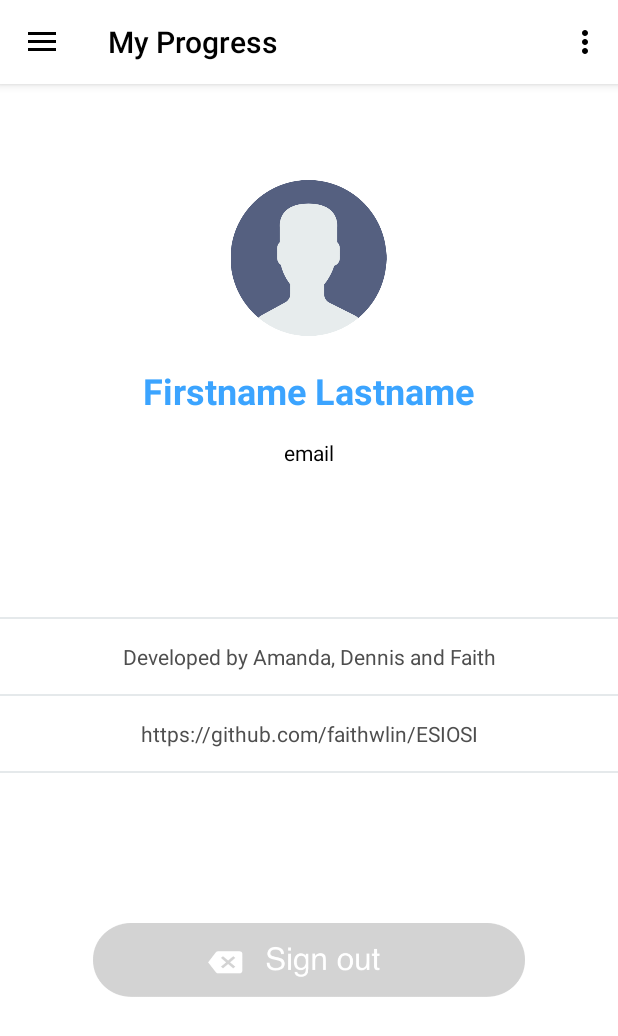
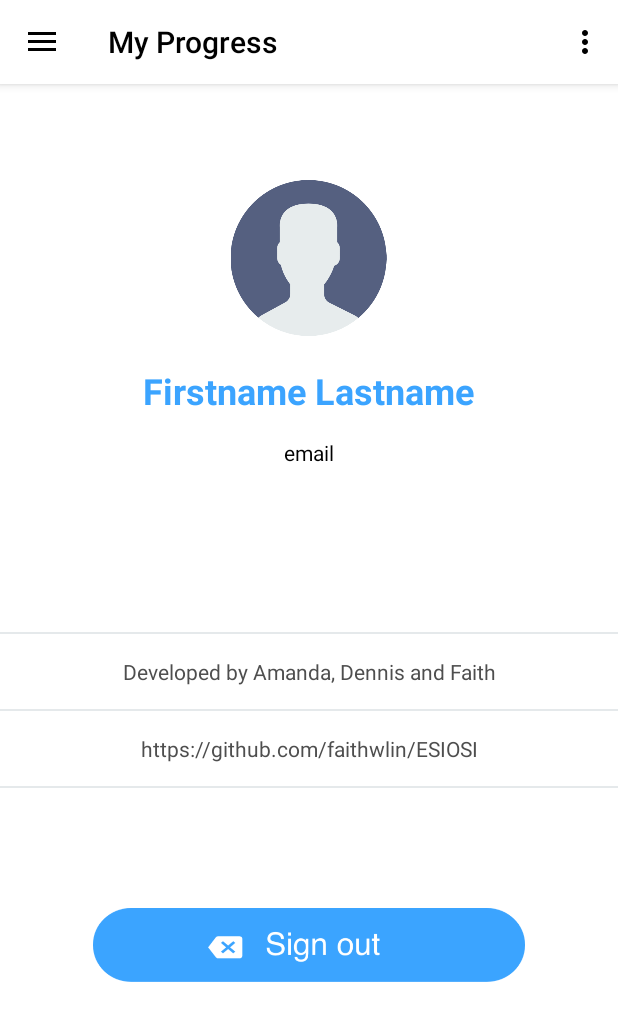
Before and after one commit to faithwlin/ESIOSI, an Android app: the Progress screen opened directly, with no data from a screen before it, on a phone screen of 412 x 824 dp. Shown: the top 1036 px of the screen. Run offline under Robolectric (Android 15) with nearby library versions, the phone set to English and light mode, and no system bars.

Commit message:
profile layout

```diff
--- a/app/src/main/res/layout/activity_profile.xml
+++ b/app/src/main/res/layout/activity_profile.xml
@@ -49,7 +49,7 @@
             android:visibility="visible" />
 
         <View
-            android:layout_marginTop="100dp"
+            android:layout_marginTop="110dp"
             android:layout_width="match_parent"
             android:layout_height="1dp"
             android:background="@color/lightGrey"/>
@@ -83,7 +83,7 @@
             android:layout_width="288dp"
             android:layout_height="49dp"
             android:layout_gravity="center"
-            android:layout_marginTop="100dp"
+            android:layout_marginTop="80dp"
             android:background="#FFFFFF"
             android:maxWidth="100dp"
             android:maxHeight="100dp"
```
Also changed, not shown: app/src/main/res/drawable/singout2x.png.
